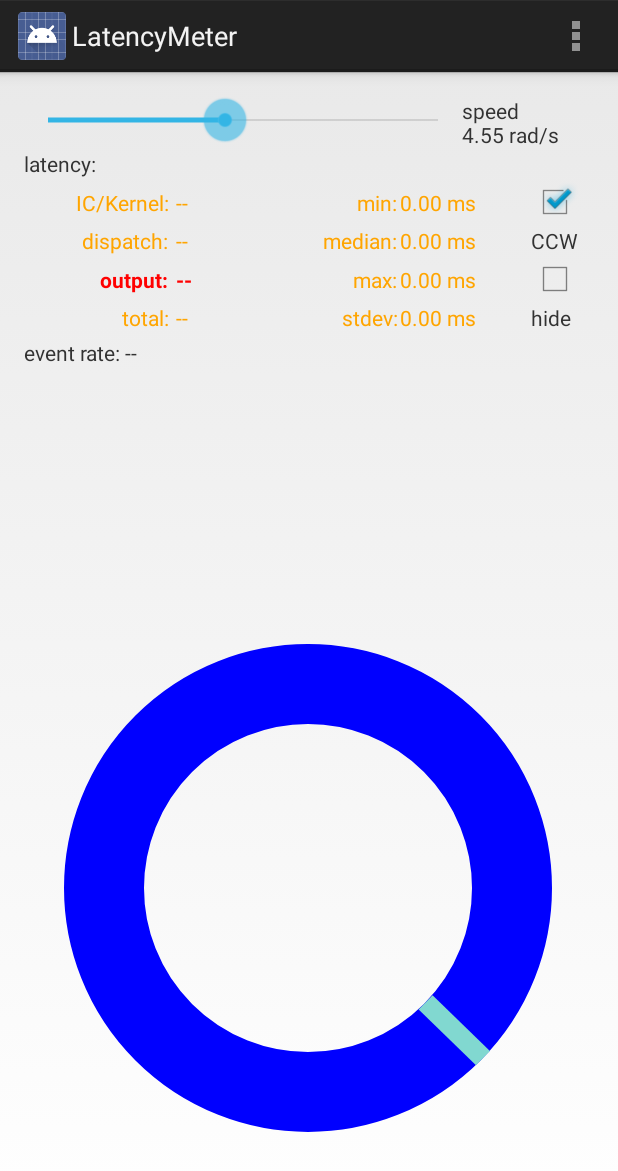
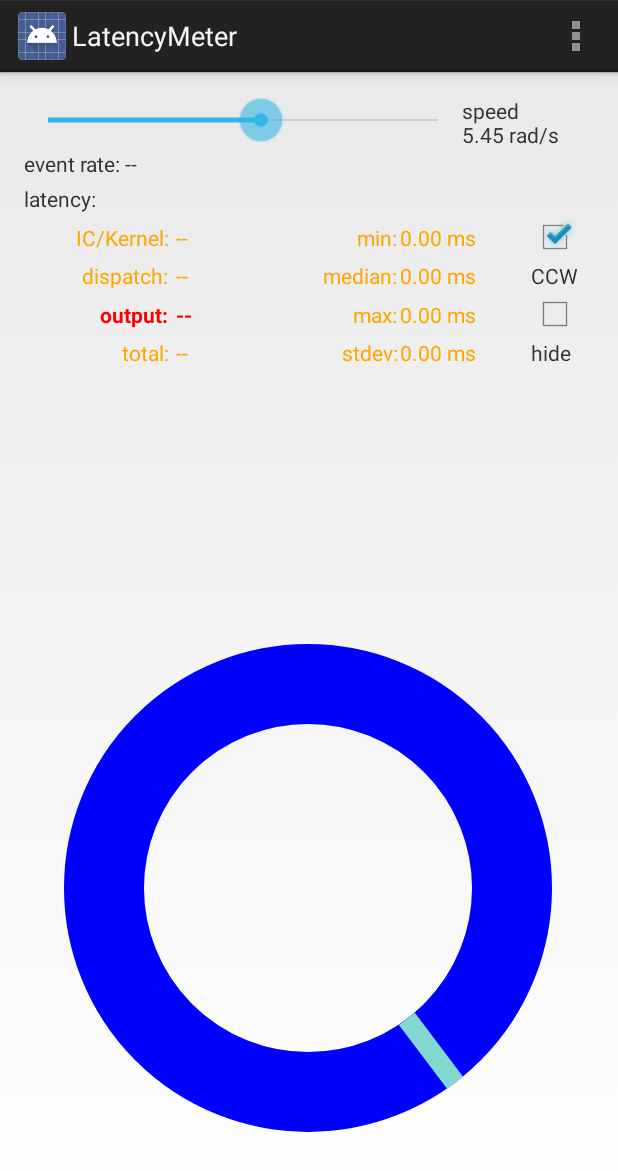
Before and after one commit to Ellyjoy11/latencymeterstudio, an Android app: the screen it shows after launch (MainActivity), after a tap on an icon or button, on a phone screen of 412 x 824 dp. Shown: the top 1171 px of the screen. Run offline under Robolectric (Android 15) with nearby library versions, the phone set to English and light mode, and no system bars.

Commit message:
Small layout changes

```diff
--- a/app/src/main/java/com/elena/latencymeter/AnimationView.java
+++ b/app/src/main/java/com/elena/latencymeter/AnimationView.java
@@ -239,7 +239,7 @@ public class AnimationView extends View {
         if(!isAutoDone) {
            lowEdge = 5;
         } else {
-            lowEdge = 30;
+            lowEdge = 50;
         }
 
 
--- a/app/src/main/java/com/elena/latencymeter/MainActivity.java
+++ b/app/src/main/java/com/elena/latencymeter/MainActivity.java
@@ -188,9 +188,10 @@ public class MainActivity extends Activity {
 			myView.setBallSpeed(defaultSpeed);
             //modeAuto = true;
             //myView.setMode(modeAuto);
-            AnimationView.isAutoDone = false;
-            AnimationView.count = -1;
+            //AnimationView.isAutoDone = false;
+            //AnimationView.count = -1;
 			myView.invalidate();
+
             onModeAuto();
 		}
 
@@ -213,8 +214,8 @@ public class MainActivity extends Activity {
 		//Log.d(TAG, "direction clockWise: " + clockWise);
         //modeAuto = true;
         //myView.setMode(modeAuto);
-		AnimationView.isAutoDone = false;
-        AnimationView.count = -1;
+		//AnimationView.isAutoDone = false;
+        //AnimationView.count = -1;
 		myView.invalidate();
         onModeAuto();
 	}
--- a/app/src/main/res/layout/activity_main.xml
+++ b/app/src/main/res/layout/activity_main.xml
@@ -27,7 +27,7 @@
             android:layout_height="wrap_content"
             android:layout_weight="3.9"
             android:max="1000"
-            android:progress="455" />
+            android:progress="545" />
 
         <TextView
             android:id="@+id/textViewSpeed"
@@ -39,12 +39,20 @@
     </LinearLayout>
 
     <TextView
+        android:id="@+id/textViewEvRate"
+        android:layout_width="wrap_content"
+        android:layout_height="wrap_content"
+        android:layout_alignParentLeft="true"
+        android:layout_below="@id/lineBar1"/>
+
+    <TextView
         android:id="@+id/textViewLat"
         android:layout_width="match_parent"
         android:layout_height="wrap_content"
         android:layout_alignParentLeft="true"
-        android:layout_below="@id/lineBar1"
-        android:text="@string/latency"/>
+        android:layout_below="@id/textViewEvRate"
+        android:text="@string/latency"
+        android:layout_marginTop="4dp"/>
 
     <LinearLayout
         android:id="@+id/lineBar2"
@@ -240,12 +248,5 @@
 
     </LinearLayout>
 
-    <TextView
-        android:id="@+id/textViewEvRate"
-        android:layout_width="wrap_content"
-        android:layout_height="wrap_content"
-        android:layout_alignParentLeft="true"
-        android:layout_below="@id/lineBar5"
-        android:layout_marginTop="4dp"/>
 
 </RelativeLayout>
```
Also changed, not shown: 8 other files.
